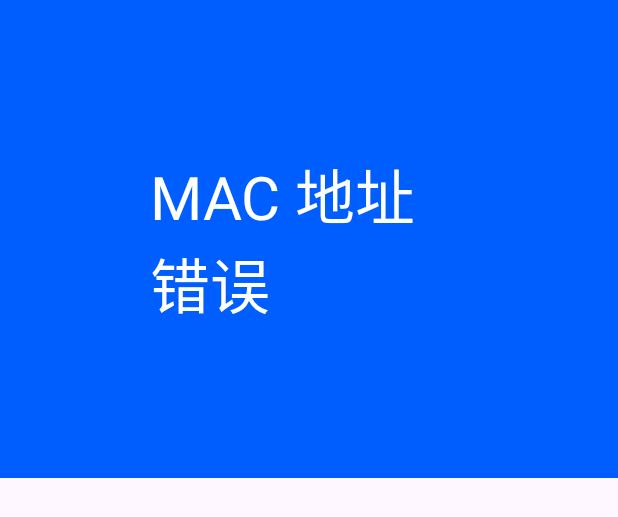
After one commit to yangxin12138/FactoryTesting, an Android app: the layout dialog_layout.xml on its own in the app's theme, with its tools: preview values and no code run, on a phone screen of 412 x 824 dp. The commit adds this screen. Shown: the top 517 px of the screen. Run offline under Robolectric (Android 15) with nearby library versions, the phone set to English and light mode, and no system bars.

Commit message:
20241015:1、从U盘读取配置文件，显示MAC地址错误的弹窗

```diff
--- /dev/null
+++ b/app/src/main/res/layout/dialog_layout.xml
@@ -0,0 +1,18 @@
+<?xml version="1.0" encoding="utf-8"?>
+<LinearLayout xmlns:android="http://schemas.android.com/apk/res/android"
+    android:orientation="vertical"
+    android:layout_width="wrap_content"
+    android:layout_height="wrap_content"
+    android:gravity="center"
+    android:padding="100dp"
+    android:background="@color/dialog_bg">
+
+    <TextView
+        android:id="@+id/error_message"
+        android:layout_width="wrap_content"
+        android:layout_height="wrap_content"
+        android:text="MAC 地址错误"
+        android:textSize="40sp"
+        android:textColor="@color/white" />
+
+</LinearLayout>
--- a/app/src/main/res/values/colors.xml
+++ b/app/src/main/res/values/colors.xml
@@ -3,4 +3,5 @@
     <color name="black">#FF000000</color>
     <color name="white">#FFFFFFFF</color>
     <color name="red">#FF0000</color>
+    <color name="dialog_bg">#005EFF</color>
 </resources>
```
Also changed, not shown: app/src/main/java/com/twd/factorytesting/MacErrorDialog.java (added, +42 -0 lines), app/src/main/java/com/twd/factorytesting/MainActivity.java (+33 -22 lines), app/src/main/java/com/twd/factorytesting/util/USBUtil.java (+31 -0 lines).
